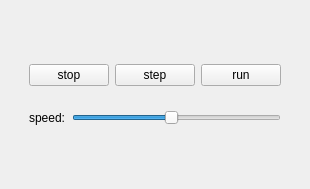
First picture: the form in lab2/App/ui/Stepper/stepper.ui, repository BigCubeCat/22209-Bitochkin, before the edit.
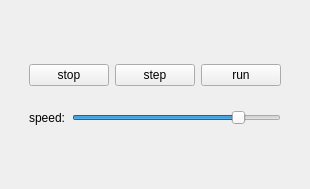
Second picture: the form after the edit.

```diff
--- a/lab2/App/ui/Stepper/stepper.ui
+++ b/lab2/App/ui/Stepper/stepper.ui
@@ -84,7 +84,7 @@
             <number>10</number>
            </property>
            <property name="maximum">
-            <number>200</number>
+            <number>120</number>
            </property>
            <property name="value">
             <number>100</number>
```
